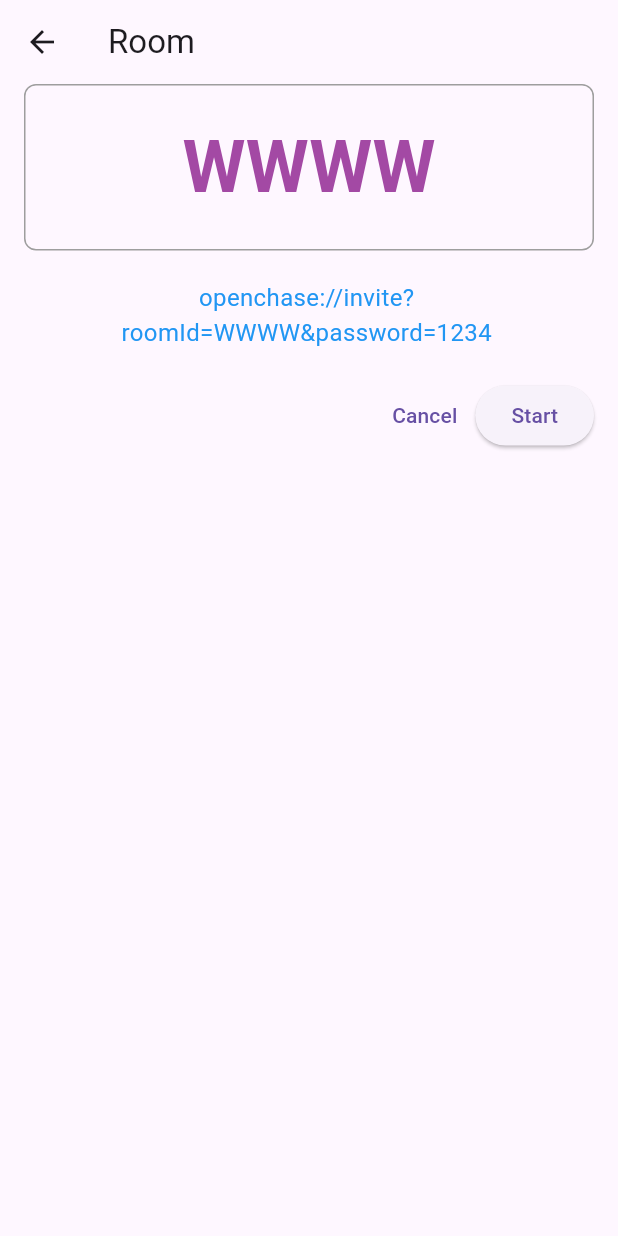
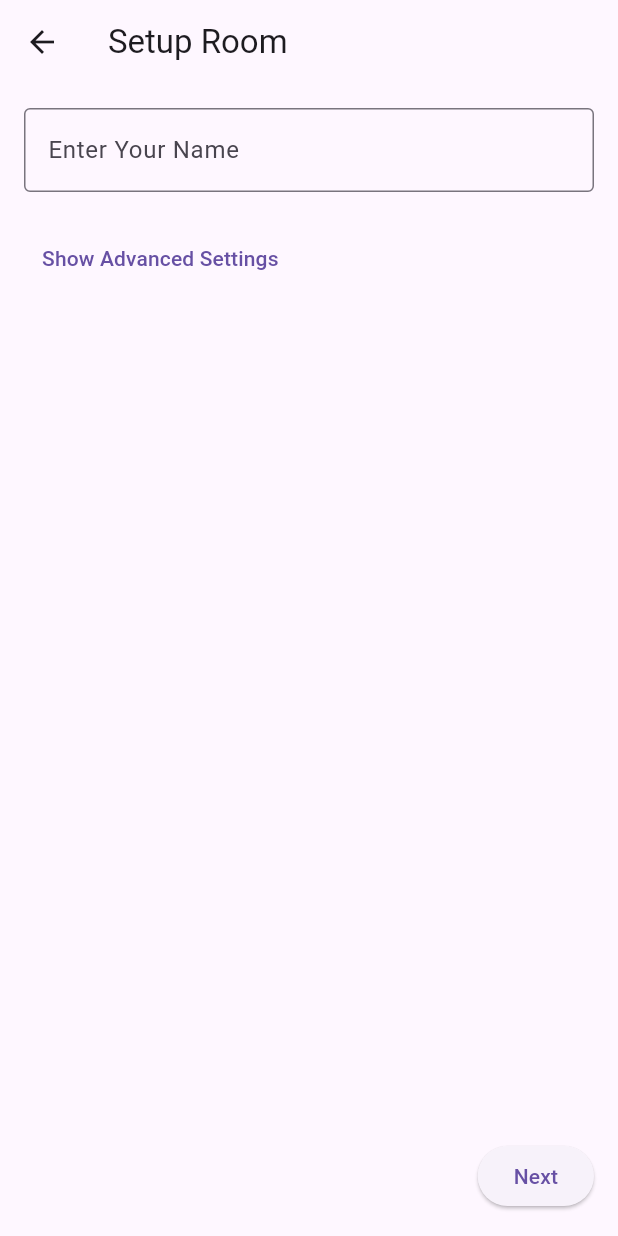
Before and after one commit to Billamw/OpenChase, a Flutter app: the screen it shows after launch, after a tap on "Create Room", on a phone screen of 412 x 824 dp. Run offline on Flutter 3.47's test engine with Material 3 defaults, Android fonts, the phone set to English and light mode, and no system bars; our stand-ins replace flutter_map, geolocator, latlong2; missing offline and left inert: nostr.

Commit message:
added new page and ui and settings helper functions

```diff
--- a/openchase/lib/create_room_screen.dart
+++ /dev/null
@@ -1,130 +0,0 @@
-import 'dart:math';
-import 'package:flutter/material.dart';
-// import 'package:openchase/utils/deeplink.dart';
-import 'package:url_launcher/url_launcher.dart';
-
-class CreateRoomScreen extends StatefulWidget {
-  const CreateRoomScreen({super.key});
-
-  @override
-  // ignore: library_private_types_in_public_api
-  _CreateRoomScreenState createState() => _CreateRoomScreenState();
-}
-
-class _CreateRoomScreenState extends State<CreateRoomScreen> {
-  String _generatedCode = '';
-
-  // Generate a random 4-letter code (A-Z)
-  void _generateRandomCode() {
-    const chars = 'ABCDEFGHIJKLMNOPQRSTUVWXYZ';
-    _generatedCode =
-        List.generate(4, (_) => chars[Random().nextInt(chars.length)]).join();
-  }
-
-  @override
-  void initState() {
-    super.initState();
-    // Generate code when the screen is opened
-    _generateRandomCode();
-  }
-
-  @override
-  Widget build(BuildContext context) {
-    return Scaffold(
-      appBar: AppBar(
-        title: const Text('Room'),
-        leading: IconButton(
-          icon: const Icon(Icons.arrow_back),
-          onPressed: () => Navigator.pop(context),
-        ),
-      ),
-      body: LayoutBuilder(
-        builder: (context, constraints) {
-          double padding =
-              constraints.maxWidth > 600 ? 100 : 16; // Adjust based on width
-
-          return Padding(
-            padding: EdgeInsets.symmetric(horizontal: padding),
-            child: Column(
-              children: [
-                // Display the generated code
-                Container(
-                  decoration: BoxDecoration(
-                    border: Border.all(color: Colors.grey),
-                    borderRadius: BorderRadius.circular(8),
-                  ),
-                  padding: const EdgeInsets.all(20),
-                  child: Center(
-                    child: Text(
-                      _generatedCode,
-                      style: const TextStyle(
-                        fontSize: 48,
-                        fontWeight: FontWeight.bold,
-                        color: Color.fromARGB(255, 163, 73, 164),
-                      ),
-                    ),
-                  ),
-                ),
-
-                const SizedBox(height: 20),
-
-                // Invite link display
-                SelectableText(
-                  "openchase://invite?roomId=$_generatedCode&password=${1234}",
-                  style: TextStyle(fontSize: 16, color: Colors.blue),
-                  textAlign: TextAlign.center,
-                  onTap: () async {
-                    final Uri uri = Uri.parse(
-                      "openchase://invite?roomId=$_generatedCode&password=${1234}",
-                    );
-
-                    if (await canLaunchUrl(uri)) {
-                      await launchUrl(uri);
-                    } else {
-                      ScaffoldMessenger.of(context).showSnackBar(
-                        const SnackBar(
-                          content: Text('Could not launch invite link'),
-                        ),
-                      );
-                    }
-                  },
-                ),
-
-                const SizedBox(height: 20),
-
-                // Action buttons
-                Row(
-                  mainAxisAlignment: MainAxisAlignment.end,
-                  children: [
-                    TextButton(
-                      child: const Text('Cancel'),
-                      onPressed: () {
-                        Navigator.pop(context);
-                      },
-                    ),
-                    ElevatedButton(
-                      child: const Text('Start'),
-                      onPressed: () async {
-                        ScaffoldMessenger.of(context).showSnackBar(
-                          SnackBar(
-                            content: Text(
-                              'Room created! Code: $_generatedCode',
-                            ),
-                          ),
-                        );
-
-                        Navigator.pop(context);
-
-                        //TODO: navigate to the room screen and open webrtc connection
-                      },
-                    ),
-                  ],
-                ),
-              ],
-            ),
-          );
-        },
-      ),
-    );
-  }
-}
--- a/openchase/lib/main_screen.dart
+++ b/openchase/lib/main_screen.dart
@@ -1,6 +1,7 @@
 import 'package:flutter/material.dart';
-import 'package:openchase/create_room_screen.dart';
-import 'package:openchase/map.dart'; // Importiere die Map-Seite
+import 'package:openchase/invite_room_screen.dart';
+import 'package:openchase/setup_room_screen.dart';
+import 'package:openchase/map.dart';
 
 class MainScreen extends StatelessWidget {
   const MainScreen({super.key});
@@ -33,7 +34,7 @@ class MainScreen extends StatelessWidget {
                       Navigator.push(
                         context,
                         MaterialPageRoute(
-                          builder: (context) => CreateRoomScreen(),
+                          builder: (context) => SetupRoomScreen(),
                         ),
                       );
                     },
@@ -55,9 +56,7 @@ class MainScreen extends StatelessWidget {
                     onPressed: () {
                       Navigator.push(
                         context,
-                        MaterialPageRoute(
-                          builder: (context) => MapScreen(),
-                        ),
+                        MaterialPageRoute(builder: (context) => MapScreen()),
                       );
                     },
                     child: const Text('Map'),
--- a/openchase/lib/nostr_signaling.dart
+++ b/openchase/lib/nostr_signaling.dart
@@ -65,7 +65,7 @@ Future<void> requestMessage() async {
 
         try {
           var jsonData = json.decode(content);
-          JsonEncoder encoder = new JsonEncoder.withIndent('  ');
+          JsonEncoder encoder = JsonEncoder.withIndent('  ');
           String prettyprint = encoder.convert(jsonData);
           print(prettyprint);
           var publicKey = CaesarCipher.decrypt(jsonData["public"], roomCode);
--- /dev/null
+++ b/openchase/lib/setup_room_screen.dart
@@ -0,0 +1,128 @@
+import 'package:flutter/material.dart';
+import 'package:openchase/invite_room_screen.dart';
+import 'package:openchase/utils/advanced_settings.dart';
+import 'package:openchase/utils/ui_helper.dart';
+
+class SetupRoomScreen extends StatefulWidget {
+  const SetupRoomScreen({super.key});
+
+  @override
+  State<SetupRoomScreen> createState() => _SetupRoomScreenState();
+}
+
+class _SetupRoomScreenState extends State<SetupRoomScreen> {
+  final TextEditingController _nameController = TextEditingController();
+  bool showAdvancedSettings = false;
+  double uncoverInterval = 3; // Default value
+  bool setting1 = false, setting2 = false, setting3 = false;
+
+  @override
+  Widget build(BuildContext context) {
+    return Scaffold(
+      appBar: AppBar(title: const Text('Setup Room')),
+      body: Padding(
+        padding: EdgeInsets.symmetric(
+          vertical: UiHelper.vertical,
+          horizontal: UiHelper.getResponsiveWidth(context),
+        ),
+        child: Column(
+          crossAxisAlignment: CrossAxisAlignment.start,
+          children: [
+            // Name input field
+            TextField(
+              controller: _nameController,
+              decoration: const InputDecoration(
+                labelText: 'Enter Your Name',
+                border: OutlineInputBorder(),
+              ),
+            ),
+
+            const SizedBox(height: 20),
+
+            // Advanced Settings Toggle
+            TextButton(
+              onPressed: () {
+                setState(() {
+                  showAdvancedSettings = !showAdvancedSettings;
+                });
+              },
+              child: Text(
+                showAdvancedSettings
+                    ? "Hide Advanced Settings"
+                    : "Show Advanced Settings",
+              ),
+            ),
+
+            if (showAdvancedSettings) ...[
+              const SizedBox(height: 10),
+              Text("Uncover Interval: ${uncoverInterval.toInt()}"),
+              Slider(
+                value: uncoverInterval,
+                min: 1,
+                max: 5,
+                divisions: 4,
+                label: uncoverInterval.toInt().toString(),
+                onChanged: (value) {
+                  setState(() {
+                    uncoverInterval = value;
+                  });
+                },
+              ),
+              // ✅ Fix: Wrap ListView in SizedBox with a fixed height
+              SizedBox(
+                height: 200, // Adjust height as needed
+                child: ListView(
+                  children: List.generate(AdvancedSettings.settings.length, (
+                    index,
+                  ) {
+                    var setting = AdvancedSettings.settings[index];
+
+                    return CheckboxListTile(
+                      title: Text(setting.name),
+                      value: setting.value,
+                      onChanged: (bool? newValue) {
+                        setState(() {
+                          setting.value = newValue ?? false;
+                        });
+                      },
+                    );
+                  }),
+                ),
+              ),
+            ],
+
+            const Spacer(),
+
+            // Next Button (Bottom Right)
+            Align(
+              alignment: Alignment.bottomRight,
+              child: ElevatedButton(
+                onPressed: () {
+                  if (_nameController.text.trim().isEmpty) {
+                    ScaffoldMessenger.of(context).showSnackBar(
+                      const SnackBar(content: Text("Please enter your name")),
+                    );
+                    return;
+                  }
+
+                  Navigator.push(
+                    context,
+                    MaterialPageRoute(
+                      builder:
+                          (context) => InviteRoomScreen(
+                            playerName: _nameController.text.trim(),
+                            uncoverInterval: uncoverInterval.toInt(),
+                            settings: [setting1, setting2, setting3],
+                          ),
+                    ),
+                  );
+                },
+                child: const Text("Next"),
+              ),
+            ),
+          ],
+        ),
+      ),
+    );
+  }
+}
--- /dev/null
+++ b/openchase/lib/utils/advanced_settings.dart
@@ -0,0 +1,14 @@
+class SettingOption {
+  String name;
+  bool value;
+
+  SettingOption({required this.name, this.value = false});
+}
+
+class AdvancedSettings {
+  static List<SettingOption> settings = [
+    SettingOption(name: 'Option 1'),
+    SettingOption(name: 'Option 2'),
+    SettingOption(name: 'Option 3'),
+  ];
+}
--- /dev/null
+++ b/openchase/lib/utils/ui_helper.dart
@@ -0,0 +1,15 @@
+import 'package:flutter/material.dart';
+
+class UiHelper {
+  static EdgeInsets getResponsivePadding(BuildContext context) {
+    return EdgeInsets.symmetric(
+      horizontal: MediaQuery.of(context).size.width > 600 ? 100 : 16,
+    );
+  }
+
+  static double getResponsiveWidth(BuildContext context) {
+    return MediaQuery.of(context).size.width > 600 ? 100 : 16;
+  }
+
+  static const double vertical = 16;
+}
```
Also changed, not shown: openchase/lib/invite_room_screen.dart (added, +110 -0 lines).
